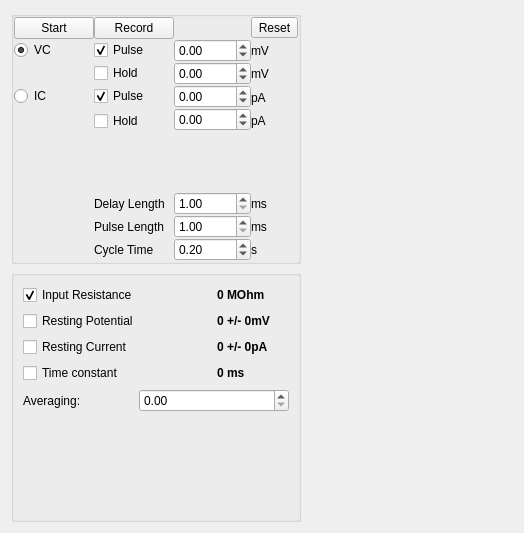
Above: lib/modules/Patch/PatchTemplate.ui from acq4/acq4 before the change. Below: the same form after it.
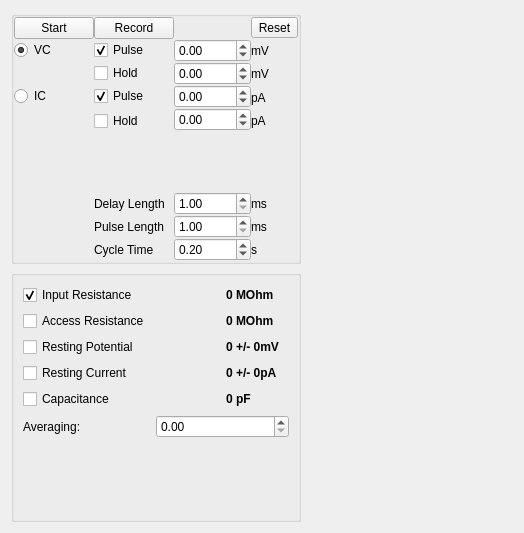
That is the form after the change. Custom widgets are drawn as their Qt base class.

Commit message: Analysis is working much better in patch module various bugfixes

Patch:
```diff
--- a/lib/modules/Patch/PatchTemplate.ui
+++ b/lib/modules/Patch/PatchTemplate.ui
@@ -307,9 +307,9 @@
             </property>
            </widget>
           </item>
-          <item row="1" column="2">
-           <widget class="QLabel" name="restingPotentialLabel">
-            <property name="font">
+          <item row="2" column="2" >
+           <widget class="QLabel" name="restingPotentialLabel" >
+            <property name="font" >
              <font>
               <weight>75</weight>
               <bold>true</bold>
@@ -320,32 +320,32 @@
             </property>
            </widget>
           </item>
-          <item row="3" column="2">
-           <widget class="QLabel" name="timeConstantLabel">
-            <property name="font">
+          <item row="4" column="2" >
+           <widget class="QLabel" name="capacitanceLabel" >
+            <property name="font" >
              <font>
               <weight>75</weight>
               <bold>true</bold>
              </font>
             </property>
-            <property name="text">
-             <string>0 ms</string>
+            <property name="text" >
+             <string>0 pF</string>
             </property>
            </widget>
           </item>
-          <item row="4" column="0">
-           <widget class="QLabel" name="label_6">
-            <property name="text">
+          <item row="5" column="0" >
+           <widget class="QLabel" name="label_6" >
+            <property name="text" >
              <string>Averaging:</string>
             </property>
            </widget>
           </item>
-          <item row="4" column="1" colspan="2">
-           <widget class="QDoubleSpinBox" name="averagingSpin"/>
+          <item row="5" column="1" colspan="2" >
+           <widget class="QDoubleSpinBox" name="averagingSpin" />
           </item>
-          <item row="5" column="1">
-           <spacer name="verticalSpacer_2">
-            <property name="orientation">
+          <item row="6" column="1" >
+           <spacer name="verticalSpacer_2" >
+            <property name="orientation" >
              <enum>Qt::Vertical</enum>
             </property>
             <property name="sizeHint" stdset="0">
@@ -366,30 +366,30 @@
             </property>
            </widget>
           </item>
-          <item row="1" column="0" colspan="2">
-           <widget class="QCheckBox" name="restingPotentialCheck">
-            <property name="text">
+          <item row="2" column="0" colspan="2" >
+           <widget class="QCheckBox" name="restingPotentialCheck" >
+            <property name="text" >
              <string>Resting Potential</string>
             </property>
            </widget>
           </item>
-          <item row="3" column="0" colspan="2">
-           <widget class="QCheckBox" name="timeConstantCheck">
-            <property name="text">
-             <string>Time constant</string>
+          <item row="4" column="0" colspan="2" >
+           <widget class="QCheckBox" name="capacitanceCheck" >
+            <property name="text" >
+             <string>Capacitance</string>
             </property>
            </widget>
           </item>
-          <item row="2" column="0">
-           <widget class="QCheckBox" name="restingCurrentCheck">
-            <property name="text">
+          <item row="3" column="0" >
+           <widget class="QCheckBox" name="restingCurrentCheck" >
+            <property name="text" >
              <string>Resting Current</string>
             </property>
            </widget>
           </item>
-          <item row="2" column="2">
-           <widget class="QLabel" name="restingCurrentLabel">
-            <property name="font">
+          <item row="3" column="2" >
+           <widget class="QLabel" name="restingCurrentLabel" >
+            <property name="font" >
              <font>
               <weight>75</weight>
               <bold>true</bold>
@@ -400,6 +400,26 @@
             </property>
            </widget>
           </item>
+          <item row="1" column="0" >
+           <widget class="QCheckBox" name="accessResistanceCheck" >
+            <property name="text" >
+             <string>Access Resistance</string>
+            </property>
+           </widget>
+          </item>
+          <item row="1" column="2" >
+           <widget class="QLabel" name="accessResistanceLabel" >
+            <property name="font" >
+             <font>
+              <weight>75</weight>
+              <bold>true</bold>
+             </font>
+            </property>
+            <property name="text" >
+             <string>0 MOhm</string>
+            </property>
+           </widget>
+          </item>
          </layout>
         </widget>
        </item>
```
Left out of the diff: 267 changed lines with no effect on the pictures. The commit also changes 5 other files.
